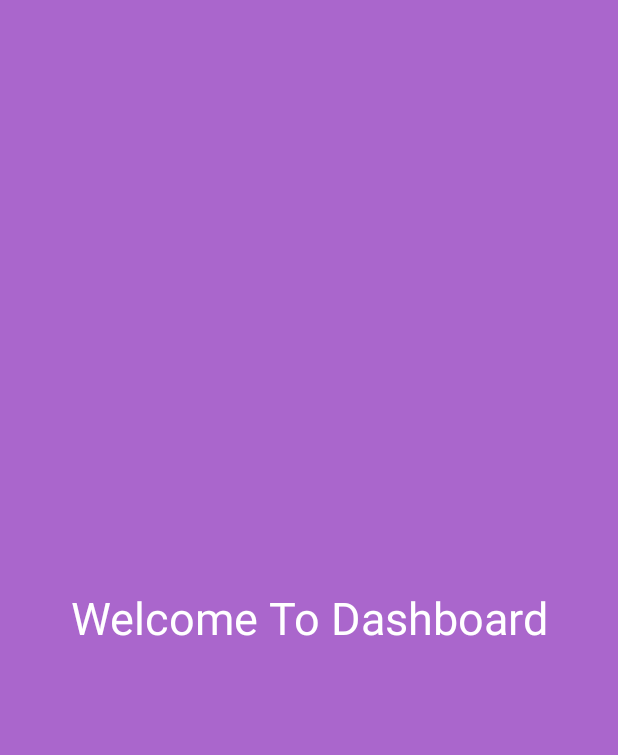
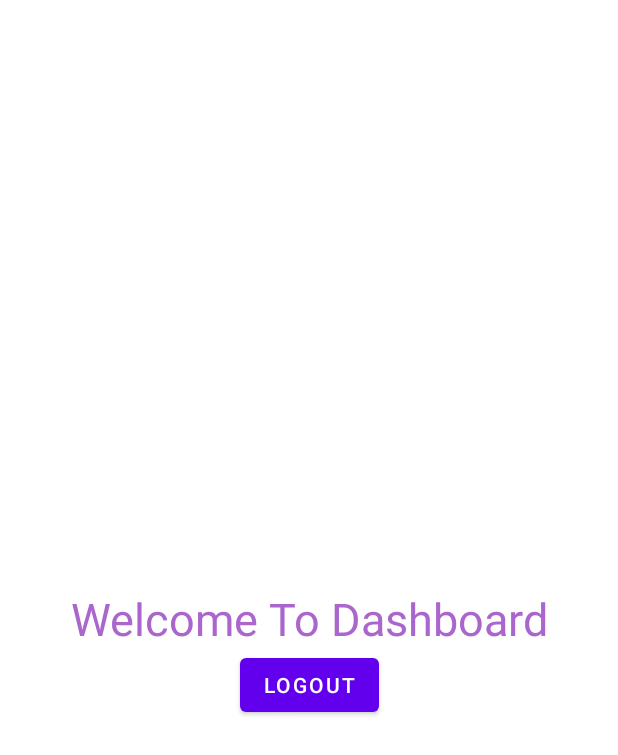
Before and after one commit to rizkidarmawanrpl/StoryApp, an Android app: the layout activity_dashboard.xml on its own in the app's theme, with its tools: preview values and no code run, on a phone screen of 412 x 824 dp. Shown: the top 755 px of the screen. Run offline under Robolectric (Android 15) with nearby library versions, the phone set to English and light mode, and no system bars.

Commit message:
Commit register, login, logout fixed

```diff
--- a/app/build.gradle
+++ b/app/build.gradle
@@ -47,4 +47,6 @@ dependencies {
     implementation 'com.squareup.retrofit2:converter-gson:2.6.1'
     implementation("com.squareup.okhttp3:logging-interceptor:4.2.1")
     implementation 'com.google.android.material:material:1.0.0'
+
+    implementation "androidx.datastore:datastore-preferences:1.0.0"
 }
--- a/app/src/main/java/com/erdeprof/storyapp/login/presenter/LoginPresenter.kt
+++ b/app/src/main/java/com/erdeprof/storyapp/login/presenter/LoginPresenter.kt
@@ -1,5 +1,6 @@
 package com.erdeprof.storyapp.login.presenter
 
+import android.widget.Toast
 import com.erdeprof.storyapp.login.data.ResultLogin
 import com.erdeprof.storyapp.network.NetworkConfig
 import retrofit2.Call
--- a/app/src/main/java/com/erdeprof/storyapp/register/data/ResultRegister.kt
+++ b/app/src/main/java/com/erdeprof/storyapp/register/data/ResultRegister.kt
@@ -6,6 +6,6 @@ data class ResultRegister(
     @field:SerializedName("message")
     val message: String? = null,
 
-    @field:SerializedName("status")
-    val status: Int? = null
+    @field:SerializedName("error")
+    val error: Boolean? = null
 )
--- a/app/src/main/java/com/erdeprof/storyapp/register/presenter/RegisterPresenter.kt
+++ b/app/src/main/java/com/erdeprof/storyapp/register/presenter/RegisterPresenter.kt
@@ -20,7 +20,7 @@ class RegisterPresenter (val registerView: RegisterView){
                     call: Call<ResultRegister>,
                     response: Response<ResultRegister>
                 ) {
-                    if (response.body()?.status == 200){
+                    if (response.body()?.error == false){
                         registerView.onSuccessRegister(response.body()?.message)
                     } else{
                         registerView.onFailedRegister(response.body()?.message)
--- a/app/src/main/res/layout/activity_dashboard.xml
+++ b/app/src/main/res/layout/activity_dashboard.xml
@@ -6,21 +6,26 @@
     android:layout_height="match_parent"
     tools:context=".dashboard.DashboardActivity">
 
-    <RelativeLayout xmlns:android="http://schemas.android.com/apk/res/android"
-        xmlns:app="http://schemas.android.com/apk/res-auto"
-        xmlns:tools="http://schemas.android.com/tools"
+    <TextView
+        android:id="@+id/textView"
         android:layout_width="match_parent"
-        android:layout_height="match_parent"
-        android:background="@android:color/holo_purple"
-        tools:context=".dashboard.DashboardActivity">
-        <TextView
-            android:textAlignment="center"
-            android:textSize="30sp"
-            android:textColor="@android:color/white"
-            android:layout_centerInParent="true"
-            android:text="Welcome To Dashboard"
-            android:layout_width="match_parent"
-            android:layout_height="wrap_content"/>
-    </RelativeLayout>
+        android:layout_height="wrap_content"
+        android:layout_centerInParent="true"
+        android:text="Welcome To Dashboard"
+        android:textAlignment="center"
+        android:textColor="@android:color/holo_purple"
+        android:textSize="30sp"
+        app:layout_constraintBottom_toBottomOf="parent"
+        app:layout_constraintTop_toTopOf="parent"
+        tools:layout_editor_absoluteX="0dp" />
+
+    <Button
+        android:id="@+id/btnLogOut"
+        android:layout_width="wrap_content"
+        android:layout_height="wrap_content"
+        android:text="Logout"
+        app:layout_constraintEnd_toEndOf="parent"
+        app:layout_constraintStart_toStartOf="parent"
+        app:layout_constraintTop_toBottomOf="@+id/textView" />
 
 </androidx.constraintlayout.widget.ConstraintLayout>
--- a/app/src/main/res/layout/activity_login.xml
+++ b/app/src/main/res/layout/activity_login.xml
@@ -42,7 +42,7 @@
                 android:layout_height="wrap_content"/>
             <EditText
                 android:id="@+id/loginPassword"
-                android:hint="Passowrd"
+                android:hint="Password"
                 android:inputType="textPassword"
                 android:layout_width="match_parent"
                 android:layout_height="wrap_content"/>
```
Also changed, not shown: app/src/main/AndroidManifest.xml (+7 -7 lines), app/src/main/java/com/erdeprof/storyapp/dashboard/DashboardActivity.kt (+33 -1 lines), app/src/main/java/com/erdeprof/storyapp/login/LoginActivity.kt (+22 -10 lines), app/src/main/java/com/erdeprof/storyapp/login/data/ResultLogin.kt (+4 -4 lines), app/src/main/java/com/erdeprof/storyapp/login/data/User.kt (+4 -4 lines), app/src/main/java/com/erdeprof/storyapp/register/RegisterActivity.kt (+6 -3 lines).
